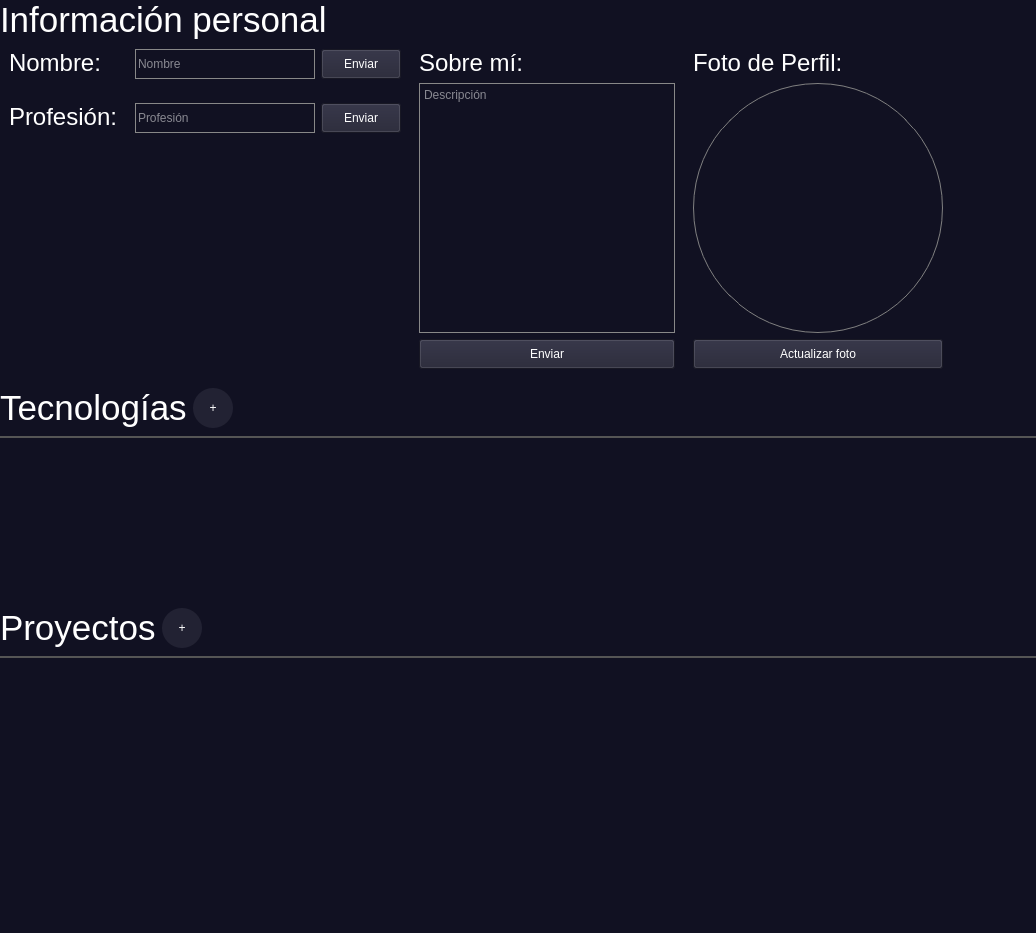
This is pages/portfolio_page/portfoliopage.ui in braiaantt/Braian-Web-Admin-Panel as Qt 5 draws it before an edit. The edited form follows.
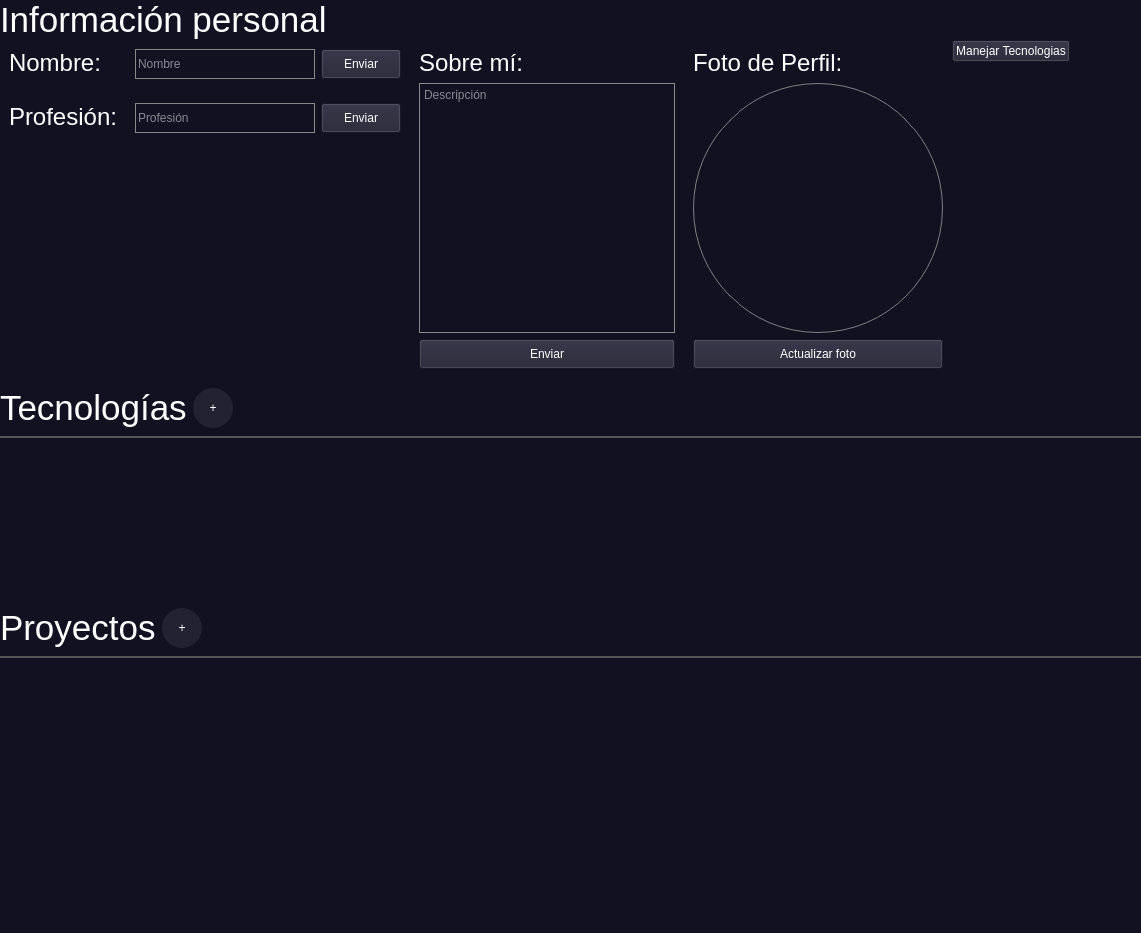
This is the edited form.

Commit message: feat ui(PortfolioPage): add pushButtonHandleTechnologies

What changed in the file:
```diff
--- a/pages/portfolio_page/portfoliopage.ui
+++ b/pages/portfolio_page/portfoliopage.ui
@@ -6,7 +6,7 @@
    <rect>
     <x>0</x>
     <y>0</y>
-    <width>1036</width>
+    <width>1141</width>
     <height>933</height>
    </rect>
   </property>
@@ -443,6 +443,13 @@
           </layout>
          </widget>
         </item>
+        <item alignment="Qt::AlignmentFlag::AlignTop">
+         <widget class="QPushButton" name="pushButtonHandleTechnologies">
+          <property name="text">
+           <string>Manejar Tecnologias</string>
+          </property>
+         </widget>
+        </item>
         <item>
          <spacer name="horizontalSpacer_3">
           <property name="orientation">
@@ -617,7 +624,7 @@
           <rect>
            <x>0</x>
            <y>0</y>
-           <width>1036</width>
+           <width>1141</width>
            <height>160</height>
           </rect>
          </property>
@@ -792,7 +799,7 @@
           <rect>
            <x>0</x>
            <y>0</y>
-           <width>1036</width>
+           <width>1141</width>
            <height>251</height>
           </rect>
          </property>
```
